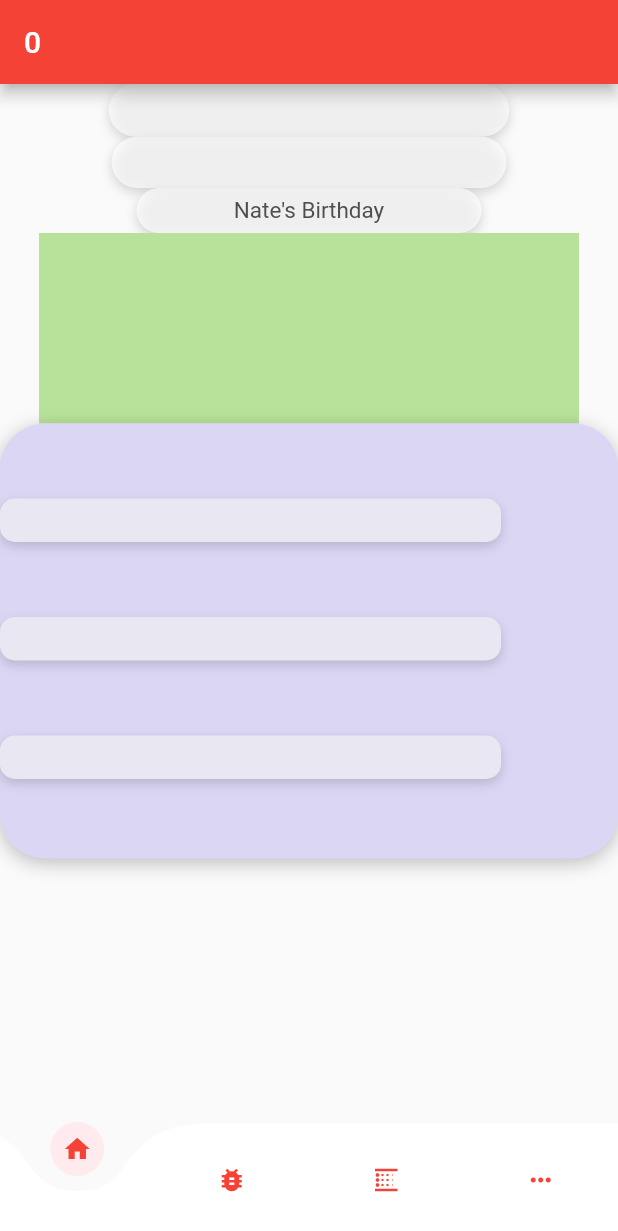
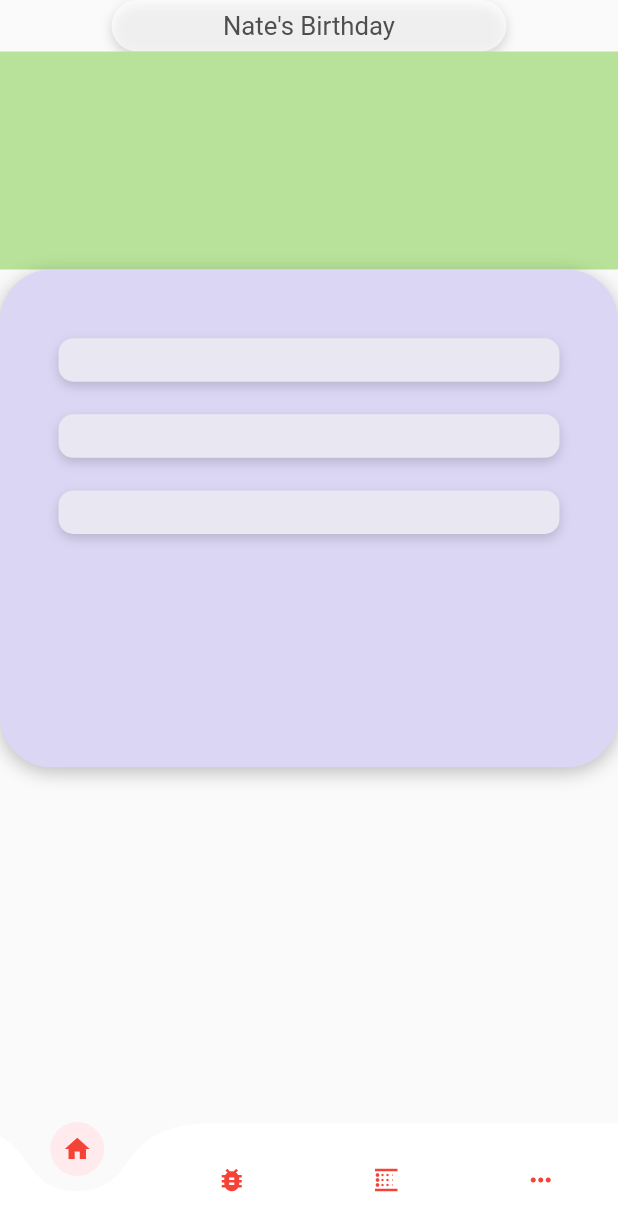
Before and after one commit to jameskokoska/AnimalCrossingNH-App, a Flutter app: the screen it shows after launch, on a phone screen of 412 x 824 dp. Shown: the top 1231 px of the screen. Run offline on Flutter 3.47's test engine with Material 2 defaults, Android fonts, the phone set to English and light mode, and no system bars; drawn by our look-alikes of curved_navigation_bar; our stand-ins replace shared_preferences; Roboto replaces fonts that are missing (ArialRoundedBold); project files that could hold a hidden picture were left out.

Commit message:
removed app bar and status bar

```diff
--- a/animal_crossing_app/lib/main.dart
+++ b/animal_crossing_app/lib/main.dart
@@ -58,6 +58,9 @@ class _MainPageState extends State<Main> {
 
     super.initState();
     currentPageWidget = homepage;
+
+    //Remove status bar
+    SystemChrome.setEnabledSystemUIOverlays([]);
   }
 
 
@@ -79,9 +82,7 @@ class _MainPageState extends State<Main> {
 
   Widget build(BuildContext context) {
     return Scaffold(
-      appBar: AppBar(
-        title: Text(selectedIndex.toString()),
-      ),
+
       bottomNavigationBar: CurvedNavigationBar(
         backgroundColor: Theme.of(context).backgroundColor,
         buttonBackgroundColor: Theme.of(context).accentColor,
@@ -129,49 +130,15 @@ class HomePage extends StatelessWidget{
             child: Column(
               children: <Widget>[
                 new Container(
-        width: 267,
-        height: 35,
-        decoration: new BoxDecoration(
-          color: Color(0xa6ffffff),
-		borderRadius: BorderRadius.circular(30),
-		boxShadow: [BoxShadow(
-        color: Color(0x29000000),
-        offset: Offset(0,3),
-        blurRadius: 6,
-        spreadRadius: 0
-
-    ) ],
-
-        )
-      ),
-
-      new Container(
                   width: 230*percentScale,
                   height: 30*percentScale,
-        decoration: new BoxDecoration(
-          color: Color(0xa6ffffff),
-		borderRadius: BorderRadius.circular(30),
-		boxShadow: [BoxShadow(
-        color: Color(0x29000000),
-        offset: Offset(0,3),
-        blurRadius: 6,
-        spreadRadius: 0
-
-    ) ],
-
-        )
-      ),
-
-                new Container(
-                  width: 230,
-                  height: 30,
                   child: Center(
                     child: Text(
                       "Nate's Birthday",
                       style: TextStyle(
                         fontFamily: 'ArialRoundedBold',
                         color: Color(0xff4e4e4e),
-                        fontSize: 15,
+                        fontSize: 15*percentScale,
                         fontWeight: FontWeight.w400,
                         fontStyle: FontStyle.normal,
                       )
@@ -179,7 +146,7 @@ class HomePage extends StatelessWidget{
                   ),
                   decoration: new BoxDecoration(
                     color: Color(0xa6ffffff),
-                    borderRadius: BorderRadius.circular(30),
+                    borderRadius: BorderRadius.circular(30*percentScale),
                     boxShadow: [BoxShadow(
                       color: Color(0x29000000),
                       offset: Offset(0,3),
@@ -189,8 +156,8 @@ class HomePage extends StatelessWidget{
                   )
                 ),
                 new Container(
-                  width: 360,
-                  height: 127,
+                  width: deviceWidth,
+                  height: 127*percentScale,
                   decoration: new BoxDecoration(
                     color: Color(0xffb8e299),
                   )
@@ -199,10 +166,10 @@ class HomePage extends StatelessWidget{
                   children: <Widget>[
                     new Container(
                       width: deviceWidth,
-                      height: 290,
+                      height: 290*percentScale,
                       decoration: new BoxDecoration(
                         color: Color(0xffdbd6f4),
-                        borderRadius: BorderRadius.circular(30),
+                        borderRadius: BorderRadius.circular(30*percentScale),
                         boxShadow: [BoxShadow(
                           color: Color(0x40000000),
                           offset: Offset(0,3),
@@ -211,9 +178,10 @@ class HomePage extends StatelessWidget{
                         ) ],
                       )
                     ),
-                    Column(
+                    Center(
+                      child: Column(
                         children: <Widget>[
-                        SizedBox(height: 50),
+                          SizedBox(height: 40*percentScale),
                           new Container(
                             width: 334,
                             height: 29,
@@ -228,7 +196,7 @@ class HomePage extends StatelessWidget{
                               ) ],
                             )
                           ),
-                        SizedBox(height: 50),
+                          SizedBox(height: 19*percentScale),
                           new Container(
                             width: 334,
                             height: 29,
@@ -243,7 +211,7 @@ class HomePage extends StatelessWidget{
                               ) ],
                             )
                           ),
-                        SizedBox(height: 50),
+                          SizedBox(height: 19*percentScale),
                           new Container(
                             width: 334,
                             height: 29,
@@ -259,6 +227,7 @@ class HomePage extends StatelessWidget{
                             )
                           )
                         ],
+                      ),
                     ),
 
 
```
Lines whose indentation alone changed are shown as unchanged.
